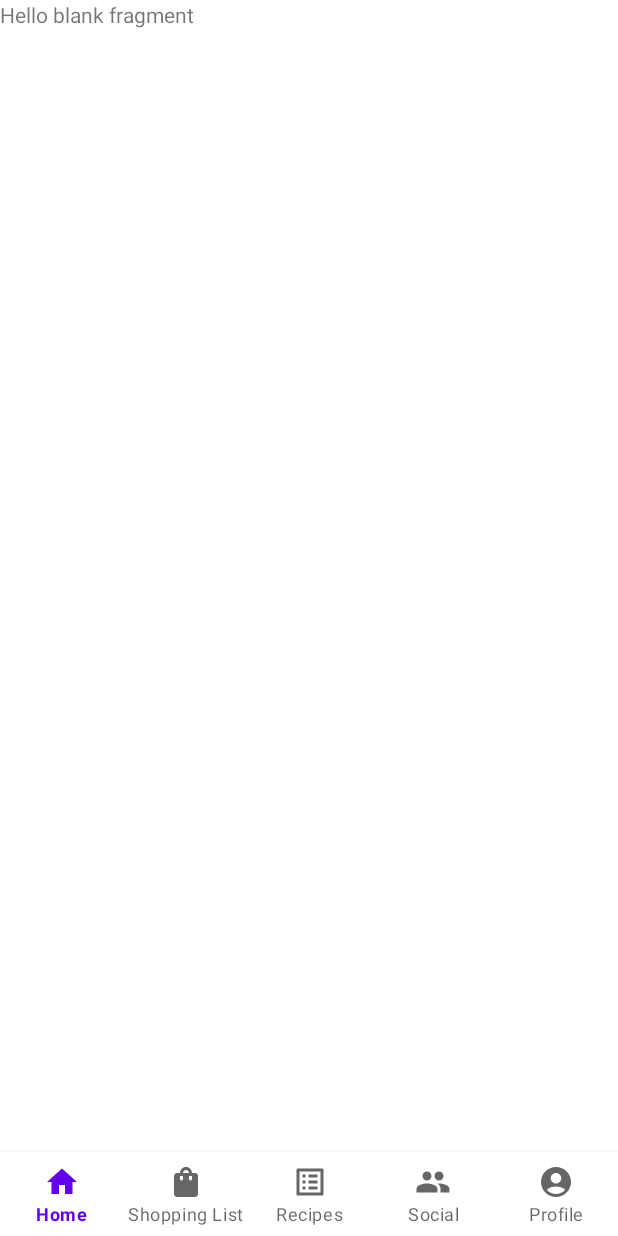
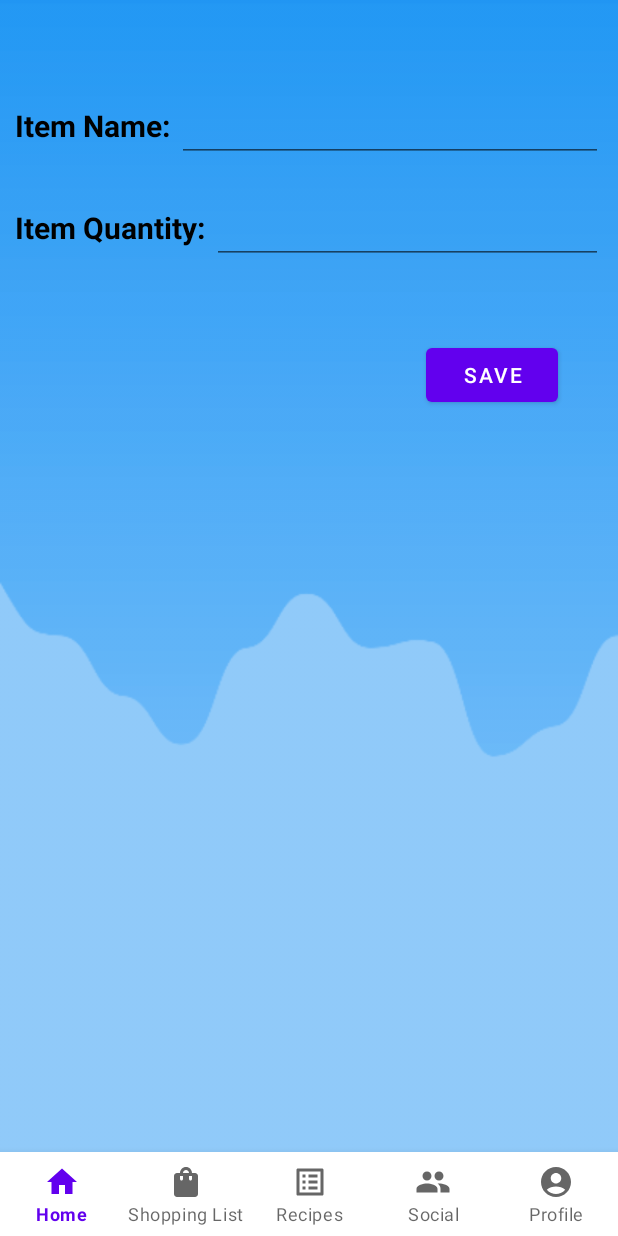
Before and after one commit to FedericoGuidazzi/MenuManager, an Android app: the fragment AddItemShoppingList placed in its activity, on a phone screen of 412 x 824 dp. Run offline under Robolectric (Android 15) with nearby library versions, the phone set to English and light mode, and no system bars; our stand-ins replace Room's generated code.

```diff
--- a/Android/app/src/main/java/com/example/android/AddItemShoppingList.java
+++ b/Android/app/src/main/java/com/example/android/AddItemShoppingList.java
@@ -1,4 +1,6 @@
 package com.example.android;
+
+import static java.lang.Integer.*;
 
 import android.os.Bundle;
 
@@ -7,6 +9,11 @@ import androidx.fragment.app.Fragment;
 import android.view.LayoutInflater;
 import android.view.View;
 import android.view.ViewGroup;
+import android.widget.EditText;
+import android.widget.Toast;
+
+import com.example.android.Database.ShoppingListRepository;
+import com.google.android.material.button.MaterialButton;
 
 /**
  * A simple {@link Fragment} subclass.
@@ -23,6 +30,13 @@ public class AddItemShoppingList extends Fragment {
     // TODO: Rename and change types of parameters
     private String mParam1;
     private String mParam2;
+
+    private MaterialButton saveButton;
+
+    private EditText itemName;
+    private EditText itemQuantity;
+
+    private ShoppingListRepository shoppingListRepository;
 
     public AddItemShoppingList() {
         // Required empty public constructor
@@ -53,12 +67,30 @@ public class AddItemShoppingList extends Fragment {
             mParam1 = getArguments().getString(ARG_PARAM1);
             mParam2 = getArguments().getString(ARG_PARAM2);
         }
+        shoppingListRepository = new ShoppingListRepository(getActivity().getApplication());
     }
 
     @Override
     public View onCreateView(LayoutInflater inflater, ViewGroup container,
                              Bundle savedInstanceState) {
         // Inflate the layout for this fragment
-        return inflater.inflate(R.layout.fragment_add_item_shopping_list, container, false);
+        View view = inflater.inflate(R.layout.fragment_add_item_shopping_list, container, false);
+        itemName = view.findViewById(R.id.item_name);
+        itemQuantity = view.findViewById(R.id.item_quantity);
+        saveButton = view.findViewById(R.id.button_save_add_item);
+        saveButton.setOnClickListener(new View.OnClickListener() {
+            @Override
+            public void onClick(View view) {
+               if(itemName.getText().toString().equals("") || itemQuantity.getText().toString().equals("")){
+                   Toast.makeText(getActivity(), "You must insert something", Toast.LENGTH_SHORT).show();
+               } else if(!(parseInt(itemQuantity.getText().toString()) > 0)){
+                   Toast.makeText(getActivity(), "You must insert a greater quantity", Toast.LENGTH_SHORT).show();
+               } else {
+                   shoppingListRepository.insertItemShoppingList(new ItemShoppingList(itemName.getText().toString(), parseInt(itemQuantity.getText().toString()), ((GlobalClass)getActivity().getApplication()).getUserId()));
+                   ((MainActivity)getActivity()).replaceFragment(new ShoppingListFragment());
+               }
+            }
+        });
+        return view;
     }
 }
--- /dev/null
+++ b/Android/app/src/main/java/com/example/android/Database/ShoppingListDAO.java
@@ -0,0 +1,21 @@
+package com.example.android.Database;
+
+import androidx.lifecycle.LiveData;
+import androidx.room.Dao;
+import androidx.room.Insert;
+import androidx.room.Query;
+
+import com.example.android.ItemShoppingList;
+
+import java.util.List;
+
+@Dao
+public interface ShoppingListDAO {
+
+    @Insert
+    void insertItem(ItemShoppingList item);
+
+    @Query("Select * from ItemShoppingList where userId =:userid")
+    List<ItemShoppingList> getUserItemShoppingList(int userid);
+
+}
--- /dev/null
+++ b/Android/app/src/main/java/com/example/android/Database/ShoppingListRepository.java
@@ -0,0 +1,32 @@
+package com.example.android.Database;
+
+import android.app.Application;
+import android.content.ClipData;
+
+import androidx.lifecycle.LiveData;
+
+import com.example.android.ItemShoppingList;
+
+import java.util.List;
+
+public class ShoppingListRepository {
+    private final ShoppingListDAO shoppingListDAO;
+
+    public ShoppingListRepository(Application application){
+        database db = database.getDatabase(application);
+        shoppingListDAO = db.shoppingListDAO();
+    }
+
+    public void insertItemShoppingList(ItemShoppingList item){
+        database.executor.execute(new Runnable() {
+            @Override
+            public void run() {
+                shoppingListDAO.insertItem(item);
+            }
+        });
+    }
+
+    public List<ItemShoppingList> getUserItemShoppingList(int userId){
+        return shoppingListDAO.getUserItemShoppingList(userId);
+    }
+}
--- a/Android/app/src/main/res/layout/fragment_add_item_shopping_list.xml
+++ b/Android/app/src/main/res/layout/fragment_add_item_shopping_list.xml
@@ -5,10 +5,58 @@
     android:layout_height="match_parent"
     tools:context=".AddItemShoppingList">
 
-    <!-- TODO: Update blank fragment layout -->
-    <TextView
+    <LinearLayout
         android:layout_width="match_parent"
         android:layout_height="match_parent"
-        android:text="@string/hello_blank_fragment" />
+        android:orientation="vertical"
+        android:background="@drawable/background_login"
+        android:paddingTop="50dp">
+        <LinearLayout
+            android:layout_width="match_parent"
+            android:layout_height="wrap_content"
+            android:layout_margin="10dp">
+            <TextView
+                android:layout_width="wrap_content"
+                android:layout_height="wrap_content"
+                android:text="Item Name: "
+                android:textSize="20dp"
+                android:textColor="@color/black"
+                android:textStyle="bold"/>
+            <EditText
+                android:layout_width="match_parent"
+                android:layout_height="wrap_content"
+                android:textSize="20dp"
+                android:id="@+id/item_name"/>
+        </LinearLayout>
+
+        <LinearLayout
+            android:layout_width="match_parent"
+            android:layout_height="wrap_content"
+            android:layout_margin="10dp">
+            <TextView
+                android:layout_width="wrap_content"
+                android:layout_height="wrap_content"
+                android:text="Item Quantity: "
+                android:textSize="20dp"
+                android:textColor="@color/black"
+                android:textStyle="bold"/>
+            <EditText
+                android:layout_width="match_parent"
+                android:layout_height="wrap_content"
+                android:textSize="20dp"
+                android:id="@+id/item_quantity"
+                android:inputType="numberDecimal"/>
+        </LinearLayout>
+
+        <com.google.android.material.button.MaterialButton
+            android:layout_width="wrap_content"
+            android:layout_height="wrap_content"
+            android:text="Save"
+            android:layout_gravity="right"
+            android:layout_margin="40dp"
+            android:id="@+id/button_save_add_item"/>
+
+    </LinearLayout>
+
 
 </FrameLayout>
```
Also changed, not shown: Android/app/src/main/java/com/example/android/Database/database.java (+4 -3 lines), Android/app/src/main/java/com/example/android/ItemShoppingList.java (+24 -1 lines), Android/app/src/main/java/com/example/android/ShoppingListFragment.java (+21 -6 lines).
